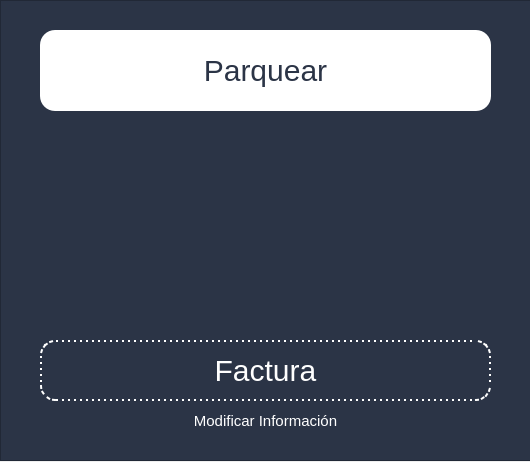
The window that ui_py/opciones.ui (Simon010717/EasyParkingPy) describes before a commit, drawn with Qt 5.
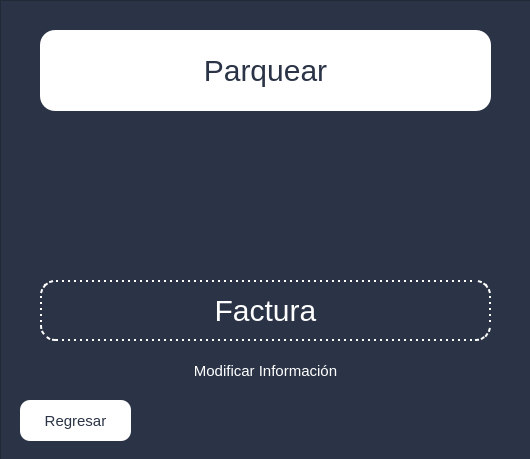
The same window after the commit.

```diff
--- a/ui_py/opciones.ui
+++ b/ui_py/opciones.ui
@@ -7,7 +7,7 @@
     <x>0</x>
     <y>0</y>
     <width>530</width>
-    <height>462</height>
+    <height>459</height>
    </rect>
   </property>
   <property name="windowTitle">
@@ -56,6 +56,23 @@
 color:#2B3446;
 border: none
 }
+#regresarButton{
+font-size:15px;
+border-radius: 10px;
+color: #2B3446;
+background:white;
+}
+
+#regresarButton:hover{
+background:transparent;
+color: white;
+border-color: white;
+border-radius: 10px;
+border-width: 2px;
+border-style: solid;
+}
+
+
 QLineEdit{
 background:transparent;
 color: white;
@@ -108,7 +125,7 @@
      <property name="geometry">
       <rect>
        <x>40</x>
-       <y>340</y>
+       <y>280</y>
        <width>451</width>
        <height>61</height>
       </rect>
@@ -121,7 +138,7 @@
      <property name="geometry">
       <rect>
        <x>170</x>
-       <y>410</y>
+       <y>360</y>
        <width>191</width>
        <height>21</height>
       </rect>
@@ -130,6 +147,19 @@
       <string>Modificar Información</string>
      </property>
     </widget>
+    <widget class="QPushButton" name="regresarButton">
+     <property name="geometry">
+      <rect>
+       <x>20</x>
+       <y>400</y>
+       <width>111</width>
+       <height>41</height>
+      </rect>
+     </property>
+     <property name="text">
+      <string>Regresar</string>
+     </property>
+    </widget>
    </widget>
   </widget>
  </widget>
```
Left out of the diff: 4 changed lines with no effect on the pictures.
